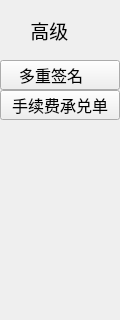
Old version of the form functionBar/FunctionAdvanceWidget.ui in the repository HcashOrg/hx-indicator; both pictures show x 0 to 120 and y 0 to 320 of the 120 by 530 pixel window.
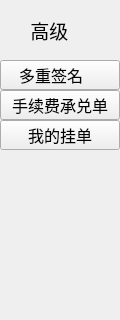
New version of the form.

Patch:
```diff
--- a/functionBar/FunctionAdvanceWidget.ui
+++ b/functionBar/FunctionAdvanceWidget.ui
@@ -89,6 +89,31 @@
     <string>手续费承兑单</string>
    </property>
   </widget>
+  <widget class="QToolButton" name="toolButton_myExchangeContract">
+   <property name="geometry">
+    <rect>
+     <x>0</x>
+     <y>120</y>
+     <width>120</width>
+     <height>30</height>
+    </rect>
+   </property>
+   <property name="minimumSize">
+    <size>
+     <width>120</width>
+     <height>30</height>
+    </size>
+   </property>
+   <property name="maximumSize">
+    <size>
+     <width>120</width>
+     <height>30</height>
+    </size>
+   </property>
+   <property name="text">
+    <string>我的挂单</string>
+   </property>
+  </widget>
  </widget>
  <resources/>
  <connections/>
```
